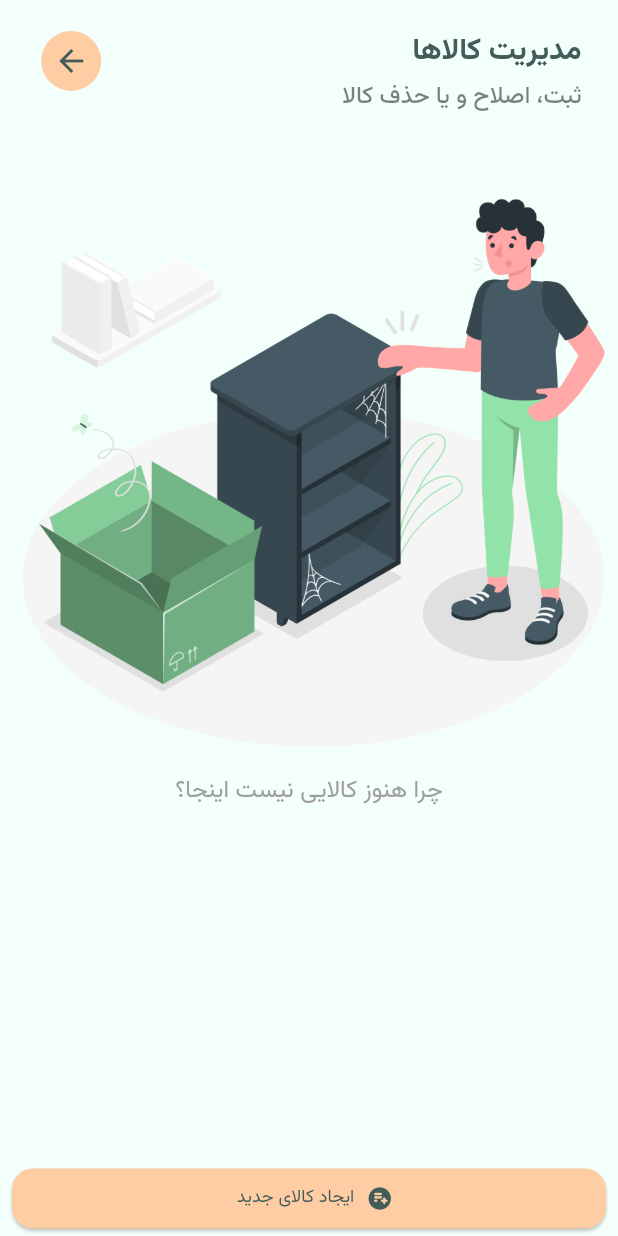
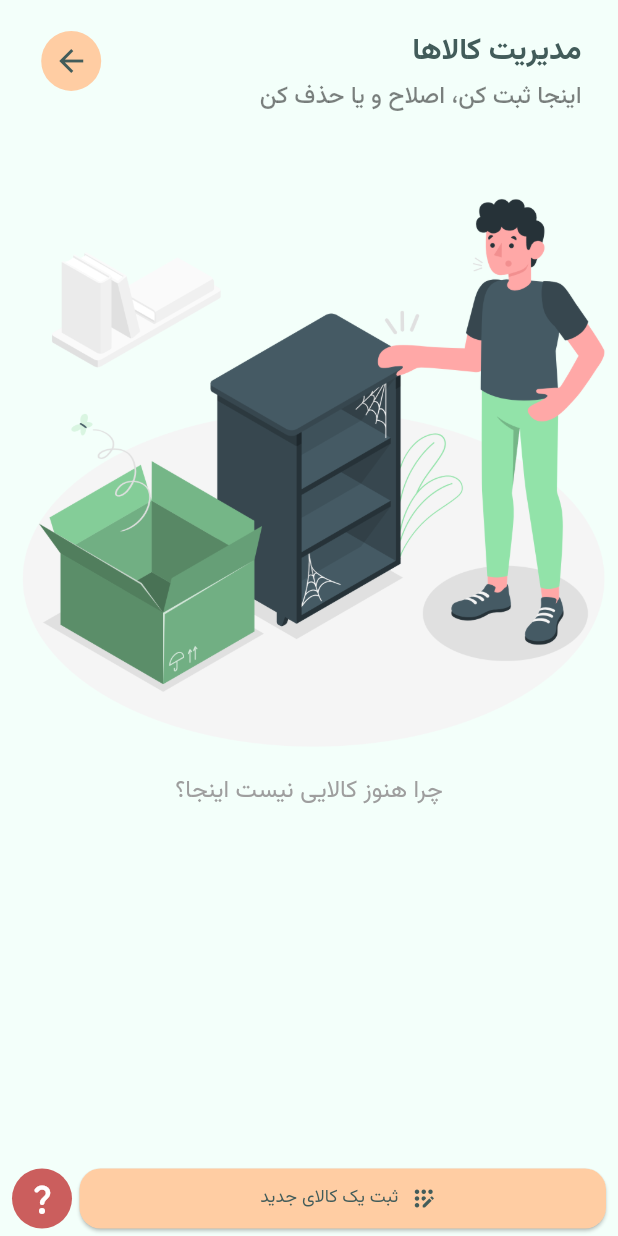
Before and after one commit to mahdiyarz/store_keeper, a Flutter app: the GoodsManagementScreen screen opened by its route, on a phone screen of 412 x 824 dp. Run offline on Flutter 3.47's test engine with Material 2 defaults, Android fonts, the phone set to English and light mode, and no system bars; our stand-ins replace bloc, equatable, flutter_bloc, sqflite; missing offline and left inert: persian; accounts and stored records are empty.

Commit message:
Add tip container on goods management

```diff
--- a/lib/presentation/goods/goods_management_screen.dart
+++ b/lib/presentation/goods/goods_management_screen.dart
@@ -9,31 +9,126 @@ import '../../widgets/CircleButton.dart';
 import '../../widgets/show_modal_bottom_button.dart';
 import 'create_or_update_good_screen.dart';
 
-class GoodsManagementScreen extends StatelessWidget {
+class GoodsManagementScreen extends StatefulWidget {
   const GoodsManagementScreen({
     Key? key,
   }) : super(key: key);
 
+  @override
+  State<GoodsManagementScreen> createState() => _GoodsManagementScreenState();
+}
+
+class _GoodsManagementScreenState extends State<GoodsManagementScreen> {
+  bool isInfoButtonToggle = false;
   @override
   Widget build(BuildContext context) {
     double screenWidth = MediaQuery.of(context).size.width;
 
     return ScreensStyle(
       title: 'مدیریت کالاها',
-      description: 'ثبت، اصلاح و یا حذف کالا',
+      description: 'اینجا ثبت کن، اصلاح و یا حذف کن',
       actionIcon: const CircleButton(
         iconNamedRoute: Routes.homeRoute,
         iconShape: Icons.arrow_forward,
       ),
-      bodyButton: const ShowModalBottomButton(
-        buttonTitle: 'ایجاد کالای جدید',
-        buttonIcon: Icons.playlist_add_circle_rounded,
+      bodyButton: Row(
+        children: [
+          const Expanded(
+            child: ShowModalBottomButton(
+              buttonTitle: 'ثبت یک کالای جدید',
+              buttonIcon: Icons.app_registration_rounded,
               showModalChildWidget: CreateOrUpdateGoodScreen(
                 oldGood: null,
                 brandsList: null,
               ),
             ),
-      body: BlocBuilder<AppBloc, AppState>(
+          ),
+          const SizedBox(
+            width: 5,
+          ),
+          CircleAvatar(
+            backgroundColor: ColorManager.error.withOpacity(.7),
+            child: IconButton(
+                onPressed: () {
+                  setState(() {
+                    isInfoButtonToggle = !isInfoButtonToggle;
+                  });
+                },
+                icon: Icon(
+                  Icons.question_mark_rounded,
+                  color: ColorManager.onError,
+                )),
+          ),
+        ],
+      ),
+      body: Column(
+        children: [
+          Visibility(
+            visible: isInfoButtonToggle,
+            child: Container(
+              width: screenWidth,
+              padding: const EdgeInsets.symmetric(
+                vertical: 8,
+                horizontal: 10,
+              ),
+              margin: const EdgeInsets.only(
+                bottom: 5,
+                left: 23,
+                right: 23,
+              ),
+              decoration: BoxDecoration(
+                color: ColorManager.error.withOpacity(.7),
+                borderRadius: BorderRadius.circular(20),
+              ),
+              child: Column(
+                children: [
+                  Row(
+                    crossAxisAlignment: CrossAxisAlignment.start,
+                    children: [
+                      Icon(
+                        Icons.attachment,
+                        color: ColorManager.onError,
+                      ),
+                      const SizedBox(
+                        width: 3,
+                      ),
+                      Expanded(
+                        child: Text(
+                          'ایجاد کالا: پایین صفحه روی دکمه ثبت یک کالای جدید کلیک کنید.',
+                          textAlign: TextAlign.justify,
+                          style: TextStyle(
+                            color: ColorManager.onError,
+                          ),
+                        ),
+                      ),
+                    ],
+                  ),
+                  Row(
+                    crossAxisAlignment: CrossAxisAlignment.start,
+                    children: [
+                      Icon(
+                        Icons.attachment,
+                        color: ColorManager.onError,
+                      ),
+                      const SizedBox(
+                        width: 3,
+                      ),
+                      Expanded(
+                        child: Text(
+                          'ویرایش/حذف: روی هر کدوم از کالاها که میخواین عملیات ویژه انجام بدید، دوبار روش کلیک کنید.',
+                          textAlign: TextAlign.justify,
+                          style: TextStyle(
+                            color: ColorManager.onError,
+                          ),
+                        ),
+                      ),
+                    ],
+                  ),
+                ],
+              ),
+            ),
+          ),
+          BlocBuilder<AppBloc, AppState>(
             builder: (context, appState) {
               if (appState is AppStateInitial) {
                 context.read<AppBloc>().add(const FetchEvent());
@@ -61,6 +156,8 @@ class GoodsManagementScreen extends StatelessWidget {
               );
             },
           ),
+        ],
+      ),
     );
   }
 }
```
Lines whose indentation alone changed are shown as unchanged.
